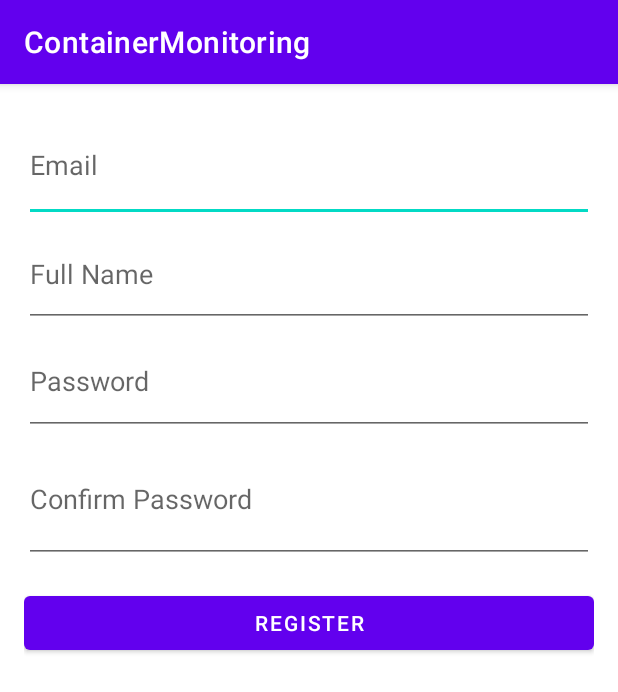
After one commit to SolomiiaMatiichuk/ContainerFullnessMonitoring, an Android app: the RegisterActivity screen opened directly, with no data from a screen before it, on a phone screen of 412 x 824 dp. The commit adds this screen. Shown: the top 692 px of the screen. Run offline under Robolectric (Android 15) with nearby library versions, the phone set to English and light mode, and no system bars.

Commit message:
add register and login functionality to Android Application

```diff
--- /dev/null
+++ b/AndroidApplication/app/src/main/java/com/example/myapplication/ui/welcome/ApiClient.java
@@ -0,0 +1,18 @@
+package com.example.myapplication.ui.welcome;
+
+import retrofit2.Retrofit;
+import retrofit2.converter.gson.GsonConverterFactory;
+
+public class ApiClient {
+    private static Retrofit retrofit = null;
+
+    public static Retrofit getClient() {
+        if (retrofit == null) {
+            retrofit = new Retrofit.Builder()
+                    .baseUrl("https://container-monitoring-server-5e33a8983798.herokuapp.com/")
+                    .addConverterFactory(GsonConverterFactory.create())
+                    .build();
+        }
+        return retrofit;
+    }
+}
--- /dev/null
+++ b/AndroidApplication/app/src/main/java/com/example/myapplication/ui/welcome/ApiService.java
@@ -0,0 +1,15 @@
+package com.example.myapplication.ui.welcome;
+
+
+import retrofit2.Call;
+import retrofit2.http.Body;
+import retrofit2.http.POST;
+
+public interface ApiService {
+
+    @POST("/register")
+    Call<Void> register(@Body User user);
+
+    @POST("/login")
+    Call<LoginResponse> login(@Body User user);
+}
--- /dev/null
+++ b/AndroidApplication/app/src/main/java/com/example/myapplication/ui/welcome/RegisterActivity.java
@@ -0,0 +1,72 @@
+package com.example.myapplication.ui.welcome;
+
+import android.content.Intent;
+import android.os.Bundle;
+import android.view.View;
+import android.widget.Button;
+import android.widget.EditText;
+import android.widget.Toast;
+import androidx.appcompat.app.AppCompatActivity;
+
+import com.example.myapplication.R;
+import com.example.myapplication.ui.welcome.ApiService;
+import com.example.myapplication.ui.welcome.LoginActivity;
+
+import retrofit2.Call;
+import retrofit2.Callback;
+import retrofit2.Response;
+
+public class RegisterActivity extends AppCompatActivity {
+    private EditText emailEditText;
+    private EditText usernameEditText;
+    private EditText passwordEditText;
+    private EditText confirmPasswordEditText;
+    private ApiService apiService;
+
+    @Override
+    protected void onCreate(Bundle savedInstanceState) {
+        super.onCreate(savedInstanceState);
+        setContentView(R.layout.activity_register);
+
+        emailEditText = findViewById(R.id.editTextEmail);
+        usernameEditText = findViewById(R.id.editTextUsername);
+        passwordEditText = findViewById(R.id.editTextPassword);
+        confirmPasswordEditText = findViewById(R.id.editTextConfirmPassword);
+        Button registerButton = findViewById(R.id.buttonRegister);
+
+        apiService = ApiClient.getClient().create(ApiService.class);
+
+        registerButton.setOnClickListener(new View.OnClickListener() {
+            @Override
+            public void onClick(View v) {
+                String email = emailEditText.getText().toString();
+                String username = usernameEditText.getText().toString();
+                String password = passwordEditText.getText().toString();
+                String confirmPassword = confirmPasswordEditText.getText().toString();
+
+                if (password.equals(confirmPassword)) {
+                    User user = new User(email, username, password);
+                    apiService.register(user).enqueue(new Callback<Void>() {
+                        @Override
+                        public void onResponse(Call<Void> call, Response<Void> response) {
+                            if (response.isSuccessful()) {
+                                Toast.makeText(RegisterActivity.this, "Registration successful", Toast.LENGTH_SHORT).show();
+                                startActivity(new Intent(RegisterActivity.this, LoginActivity.class));
+                                finish();
+                            } else {
+                                Toast.makeText(RegisterActivity.this, "Registration failed", Toast.LENGTH_SHORT).show();
+                            }
+                        }
+
+                        @Override
+                        public void onFailure(Call<Void> call, Throwable t) {
+                            Toast.makeText(RegisterActivity.this, "An error occurred", Toast.LENGTH_SHORT).show();
+                        }
+                    });
+                } else {
+                    Toast.makeText(RegisterActivity.this, "Passwords do not match", Toast.LENGTH_SHORT).show();
+                }
+            }
+        });
+    }
+}
--- /dev/null
+++ b/AndroidApplication/app/src/main/res/layout/activity_register.xml
@@ -0,0 +1,40 @@
+<?xml version="1.0" encoding="utf-8"?>
+<LinearLayout xmlns:android="http://schemas.android.com/apk/res/android"
+    android:layout_width="match_parent"
+    android:layout_height="match_parent"
+    android:orientation="vertical"
+    android:padding="16dp">
+
+    <EditText
+        android:id="@+id/editTextEmail"
+        android:layout_width="match_parent"
+        android:layout_height="76dp"
+        android:hint="Email" />
+
+    <EditText
+        android:id="@+id/editTextUsername"
+        android:layout_width="match_parent"
+        android:layout_height="70dp"
+        android:hint="Full Name" />
+
+    <EditText
+        android:id="@+id/editTextPassword"
+        android:layout_width="match_parent"
+        android:layout_height="72dp"
+        android:hint="Password"
+        android:inputType="textPassword" />
+
+    <EditText
+        android:id="@+id/editTextConfirmPassword"
+        android:layout_width="match_parent"
+        android:layout_height="85dp"
+        android:hint="Confirm Password"
+        android:inputType="textPassword" />
+
+    <Button
+        android:id="@+id/buttonRegister"
+        android:layout_width="match_parent"
+        android:layout_height="wrap_content"
+        android:text="Register"
+        android:layout_marginTop="16dp" />
+</LinearLayout>
--- a/AndroidApplication/app/src/main/res/layout/nav_header_main.xml
+++ b/AndroidApplication/app/src/main/res/layout/nav_header_main.xml
@@ -20,6 +20,7 @@
         app:srcCompat="@drawable/recycling_bin" />
 
     <TextView
+        android:id="@+id/navHeaderRealName"
         android:layout_width="match_parent"
         android:layout_height="wrap_content"
         android:paddingTop="@dimen/nav_header_vertical_spacing"
@@ -27,7 +28,7 @@
         android:textAppearance="@style/TextAppearance.AppCompat.Body1" />
 
     <TextView
-        android:id="@+id/textView"
+        android:id="@+id/navHeaderEmail"
         android:layout_width="wrap_content"
         android:layout_height="wrap_content"
         android:text="@string/nav_header_subtitle" />
```
Also changed, not shown: AndroidApplication/app/src/main/AndroidManifest.xml (+26 -8 lines), AndroidApplication/app/src/main/java/com/example/myapplication/MainActivity.java (+21 -20 lines), AndroidApplication/app/src/main/java/com/example/myapplication/ui/welcome/LoginActivity.java (added, +75 -0 lines), AndroidApplication/app/src/main/java/com/example/myapplication/ui/welcome/LoginResponse.java (added, +21 -0 lines), AndroidApplication/app/src/main/java/com/example/myapplication/ui/welcome/User.java (added, +15 -0 lines), AndroidApplication/app/src/main/java/com/example/myapplication/ui/welcome/WelcomeActivity.java (added, +33 -0 lines), AndroidApplication/app/src/main/res/layout/activity_login.xml (added, +27 -0 lines), AndroidApplication/app/src/main/res/layout/activity_welcome.xml (added, +31 -0 lines).
